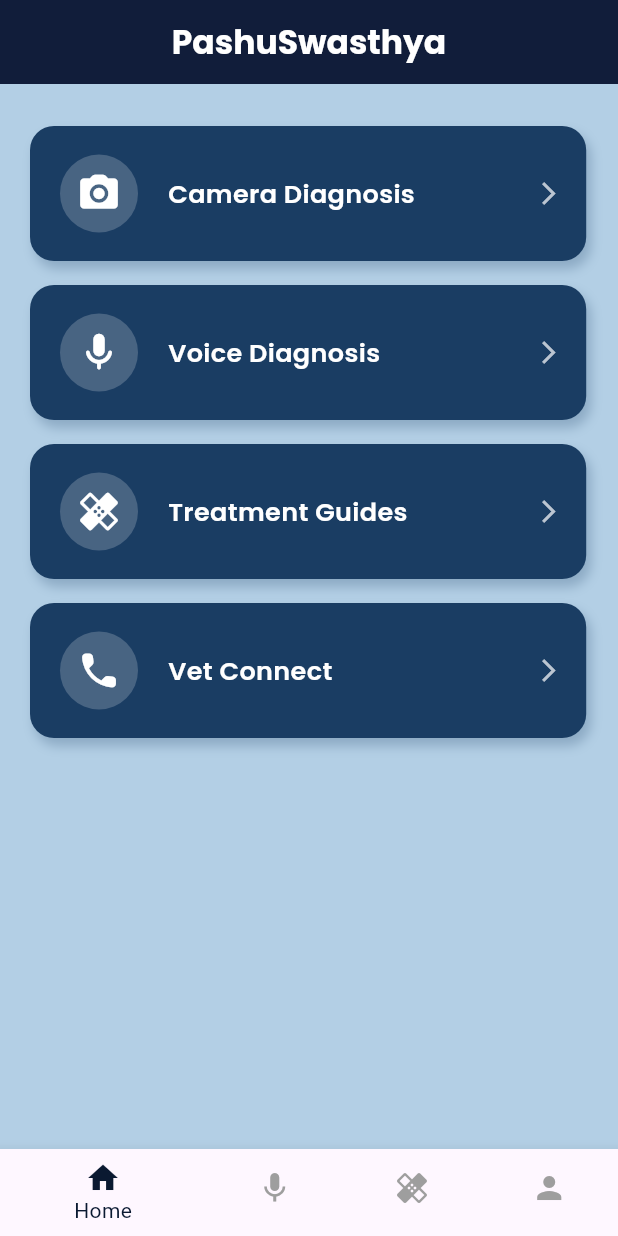
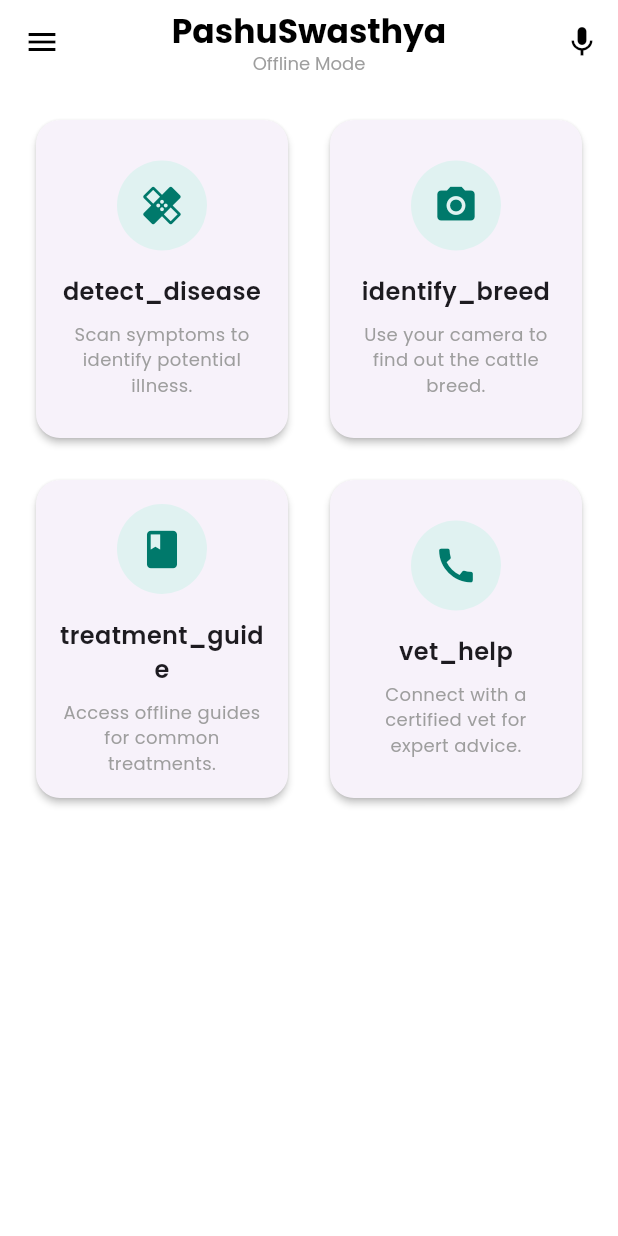
Before and after one commit to SudoAnirudh/PashuSwasthya_Flutter, a Flutter app: the HomeScreen screen opened directly, on a phone screen of 412 x 824 dp. Run offline on Flutter 3.47's test engine with Material 3 defaults, Android fonts, the phone set to English and light mode, and no system bars; our stand-ins replace flutter_tts, google_fonts, image_picker, permission_handler, speech_to_text.

Commit message:
jules_proper

```diff
--- a/lib/screens/home_screen.dart
+++ b/lib/screens/home_screen.dart
@@ -1,8 +1,11 @@
 import 'package:flutter/material.dart';
 import 'package:google_fonts/google_fonts.dart';
 import 'package:pashu_swasthya/screens/camera_diagnosis.dart';
+import 'package:pashu_swasthya/screens/settings_screen.dart';
 import 'package:pashu_swasthya/screens/voice_input.dart';
 import 'package:pashu_swasthya/screens/treatment_guide.dart';
+import 'package:pashu_swasthya/services/localization_service.dart';
+import 'package:provider/provider.dart';
 
 class HomeScreen extends StatefulWidget {
   const HomeScreen({super.key});
@@ -27,80 +30,72 @@ class _HomeScreenState extends State<HomeScreen> {
     });
   }
 
-  /// 🔹 Card Widget
-  Widget _buildHomeCard({
+  Widget _buildGridCard({
     required IconData icon,
     required String title,
-    required Color startColor,
-    required Color endColor,
+    required String subtitle,
     required VoidCallback onTap,
   }) {
-    final screenWidth = MediaQuery.of(context).size.width;
-
     return GestureDetector(
       onTap: onTap,
-      child: Container(
-        width: screenWidth * 0.9,
-        height: 90,
-        margin: const EdgeInsets.symmetric(vertical: 8),
-        decoration: BoxDecoration(
-          gradient: LinearGradient(
-            colors: [startColor, endColor],
-            begin: Alignment.topLeft,
-            end: Alignment.bottomRight,
+      child: Card(
+        elevation: 2,
+        shape: RoundedRectangleBorder(
+          borderRadius: BorderRadius.circular(16),
         ),
-          borderRadius: BorderRadius.circular(16),
-          boxShadow: [
-            BoxShadow(
-              color: endColor.withOpacity(0.25),
-              blurRadius: 6,
-              offset: const Offset(3, 5),
+        child: Padding(
+          padding: const EdgeInsets.all(16),
+          child: Column(
+            mainAxisAlignment: MainAxisAlignment.center,
+            children: [
+              CircleAvatar(
+                radius: 30,
+                backgroundColor: const Color(0xFFE0F2F1),
+                child: Icon(icon, size: 30, color: const Color(0xFF00796B)),
+              ),
+              const SizedBox(height: 16),
+              Text(
+                title,
+                style: GoogleFonts.poppins(
+                  fontSize: 16,
+                  fontWeight: FontWeight.w600,
+                ),
+                textAlign: TextAlign.center,
+              ),
+              const SizedBox(height: 8),
+              Text(
+                subtitle,
+                style: GoogleFonts.poppins(
+                  fontSize: 12,
+                  color: Colors.grey,
+                ),
+                textAlign: TextAlign.center,
               ),
             ],
           ),
-        child: Row(
-          children: [
-            const SizedBox(width: 20),
-            CircleAvatar(
-              radius: 26,
-              backgroundColor: Colors.white.withOpacity(0.2),
-              child: Icon(icon, size: 30, color: Colors.white),
-            ),
-            const SizedBox(width: 20),
-            Expanded(
-              child: Text(
-                title,
-                style: GoogleFonts.poppins(
-                  color: Colors.white,
-                  fontSize: 17,
-                  fontWeight: FontWeight.w600,
-                ),
-              ),
-            ),
-            const Icon(
-              Icons.arrow_forward_ios,
-              color: Colors.white70,
-              size: 18,
-            ),
-            const SizedBox(width: 16),
-          ],
         ),
       ),
     );
   }
 
   /// 🔹 Home Screen Content
-  Widget _buildHomeContent() {
-    return SingleChildScrollView(
+  Widget _buildHomeContent(LocalizationService localizationService) {
+    return GridView.builder(
       padding: const EdgeInsets.all(20),
-      child: Column(
-        children: [
-          _buildHomeCard(
-            icon: Icons.camera_alt_rounded,
-            title: 'Camera Diagnosis',
-            startColor: const Color(0xFF1A3D63),
-            endColor: const Color(0xFF1A3D63),
-
+      gridDelegate: const SliverGridDelegateWithFixedCrossAxisCount(
+        crossAxisCount: 2,
+        crossAxisSpacing: 20,
+        mainAxisSpacing: 20,
+        childAspectRatio: 0.8,
+      ),
+      itemCount: 4,
+      itemBuilder: (context, index) {
+        switch (index) {
+          case 0:
+            return _buildGridCard(
+              icon: Icons.healing,
+              title: localizationService.translate('detect_disease'),
+              subtitle: 'Scan symptoms to identify potential illness.',
               onTap: () {
                 Navigator.push(
                   context,
@@ -109,24 +104,24 @@ class _HomeScreenState extends State<HomeScreen> {
                   ),
                 );
               },
-          ),
-          _buildHomeCard(
-            icon: Icons.mic_rounded,
-            title: 'Voice Diagnosis',
-            startColor: const Color(0xFF1A3D63),
-            endColor: const Color(0xFF1A3D63),
+            );
+          case 1:
+            return _buildGridCard(
+              icon: Icons.camera_alt,
+              title: localizationService.translate('identify_breed'),
+              subtitle: 'Use your camera to find out the cattle breed.',
               onTap: () {
                 Navigator.push(
                   context,
                   MaterialPageRoute(builder: (_) => const VoiceInputScreen()),
                 );
               },
-          ),
-          _buildHomeCard(
-            icon: Icons.healing_rounded,
-            title: 'Treatment Guides',
-            startColor: const Color(0xFF1A3D63),
-            endColor: const Color(0xFF1A3D63),
+            );
+          case 2:
+            return _buildGridCard(
+              icon: Icons.book,
+              title: localizationService.translate('treatment_guide'),
+              subtitle: 'Access offline guides for common treatments.',
               onTap: () {
                 Navigator.push(
                   context,
@@ -135,82 +130,76 @@ class _HomeScreenState extends State<HomeScreen> {
                   ),
                 );
               },
-          ),
-          _buildHomeCard(
-            icon: Icons.call_rounded,
-            title: 'Vet Connect',
-            startColor: const Color(0xFF1A3D63),
-            endColor: const Color(0xFF1A3D63),
-            //endColor: const Color(0xFF4A7FA7),
+            );
+          case 3:
+            return _buildGridCard(
+              icon: Icons.call,
+              title: localizationService.translate('vet_help'),
+              subtitle: 'Connect with a certified vet for expert advice.',
               onTap: () {
                 // TODO: Add Vet Connect feature
               },
-          ),
-        ],
-      ),
+            );
+          default:
+            return Container();
+        }
+      },
     );
   }
 
   /// 🔹 Full Screen Scaffold
   @override
   Widget build(BuildContext context) {
-    return Container(
-      decoration: const BoxDecoration(
-        gradient: LinearGradient(
-          colors: [Color(0xffB3CFE5), Color(0xffB3CFE5)],
-          begin: Alignment.topCenter,
-          end: Alignment.bottomCenter,
+    return Consumer<LocalizationService>(
+      builder: (context, localizationService, child) {
+        return Scaffold(
+          backgroundColor: Colors.white,
+          appBar: AppBar(
+        backgroundColor: Colors.white,
+        elevation: 0,
+        leading: IconButton(
+          icon: const Icon(Icons.menu, color: Colors.black),
+          onPressed: () {
+            Navigator.push(
+              context,
+              MaterialPageRoute(builder: (_) => const SettingsScreen()),
+            );
+          },
         ),
-      ),
-      child: Scaffold(
-        backgroundColor:
-            Colors.transparent, // 👈 makes gradient visible behind everything
-        appBar: AppBar(
-          title: Text(
+        title: Column(
+          children: [
+            Text(
               'PashuSwasthya',
               style: GoogleFonts.poppins(
                 fontWeight: FontWeight.bold,
-              color: Colors.white,
+                color: Colors.black,
               ),
             ),
-          centerTitle: true,
-          backgroundColor: const Color(0xFF0A1931),
-          elevation: 3,
-        ),
-        body:
-            _selectedIndex == 0
-                ? _buildHomeContent()
-                : Center(
-                  child: Text(
-                    '${_titles[_selectedIndex]} Page (Coming Soon)',
+            Text(
+              'Offline Mode',
               style: GoogleFonts.poppins(
-                      fontSize: 18,
-                      color: Colors.grey[700],
+                fontSize: 12,
+                color: Colors.grey,
               ),
             ),
-                ),
-        bottomNavigationBar: BottomNavigationBar(
-          currentIndex: _selectedIndex,
-          selectedItemColor: Color(0xFF0A1931),
-          unselectedItemColor: Colors.grey,
-          backgroundColor: const Color.fromARGB(
-            255,
-            75,
-            111,
-            170,
-          ).withOpacity(0.9),
-          onTap: _onItemTapped,
-          items: const [
-            BottomNavigationBarItem(icon: Icon(Icons.home), label: 'Home'),
-            BottomNavigationBarItem(icon: Icon(Icons.mic), label: 'Diagnose'),
-            BottomNavigationBarItem(
-              icon: Icon(Icons.healing),
-              label: 'Treatment',
-            ),
-            BottomNavigationBarItem(icon: Icon(Icons.person), label: 'Profile'),
           ],
         ),
+        centerTitle: true,
+        actions: [
+          IconButton(
+            icon: const Icon(Icons.mic, color: Colors.black),
+            onPressed: () {
+              Navigator.push(
+                context,
+                MaterialPageRoute(builder: (_) => const VoiceInputScreen()),
+              );
+            },
           ),
+        ],
+      ),
+      body: _buildHomeContent(localizationService),
+        );
+      },
     );
   }
 }
--- /dev/null
+++ b/lib/services/localization_service.dart
@@ -0,0 +1,47 @@
+import 'package:flutter/material.dart';
+import 'package:pashu_swasthya/services/translation_service.dart';
+
+class LocalizationService with ChangeNotifier {
+  final TranslationService _translationService = TranslationService();
+
+  Locale _locale = const Locale('en');
+  Locale get locale => _locale;
+
+  final Map<String, Map<String, String>> _localizedStrings = {};
+
+  Future<void> setLocale(Locale locale) async {
+    _locale = locale;
+    await _loadLocalizedStrings();
+    notifyListeners();
+  }
+
+  Future<void> _loadLocalizedStrings() async {
+    if (_locale.languageCode == 'en') {
+      _localizedStrings['en'] = {
+        'detect_disease': 'Detect Disease',
+        'identify_breed': 'Identify Breed',
+        'treatment_guide': 'Treatment Guide',
+        'vet_help': 'Vet Help',
+      };
+      return;
+    }
+
+    if (_localizedStrings.containsKey(_locale.languageCode)) {
+      return;
+    }
+
+    final Map<String, String> translations = {};
+    for (final key in _localizedStrings['en']!.keys) {
+      final translatedText = await _translationService.translate(
+        _localizedStrings['en']![key]!,
+        _locale.languageCode,
+      );
+      translations[key] = translatedText;
+    }
+    _localizedStrings[_locale.languageCode] = translations;
+  }
+
+  String translate(String key) {
+    return _localizedStrings[_locale.languageCode]?[key] ?? key;
+  }
+}
```
Also changed, not shown: lib/main.dart (+10 -3 lines), lib/screens/camera_diagnosis.dart (+12 -1 lines), lib/screens/language_screen.dart (+97 -45 lines), lib/screens/login_screen.dart (added, +81 -0 lines), lib/screens/settings_screen.dart (added, +176 -0 lines), lib/screens/voice_input.dart (+11 -0 lines), lib/services/translation_service.dart (added, +29 -0 lines), 2 other files. Lines whose indentation alone changed are shown as unchanged.
